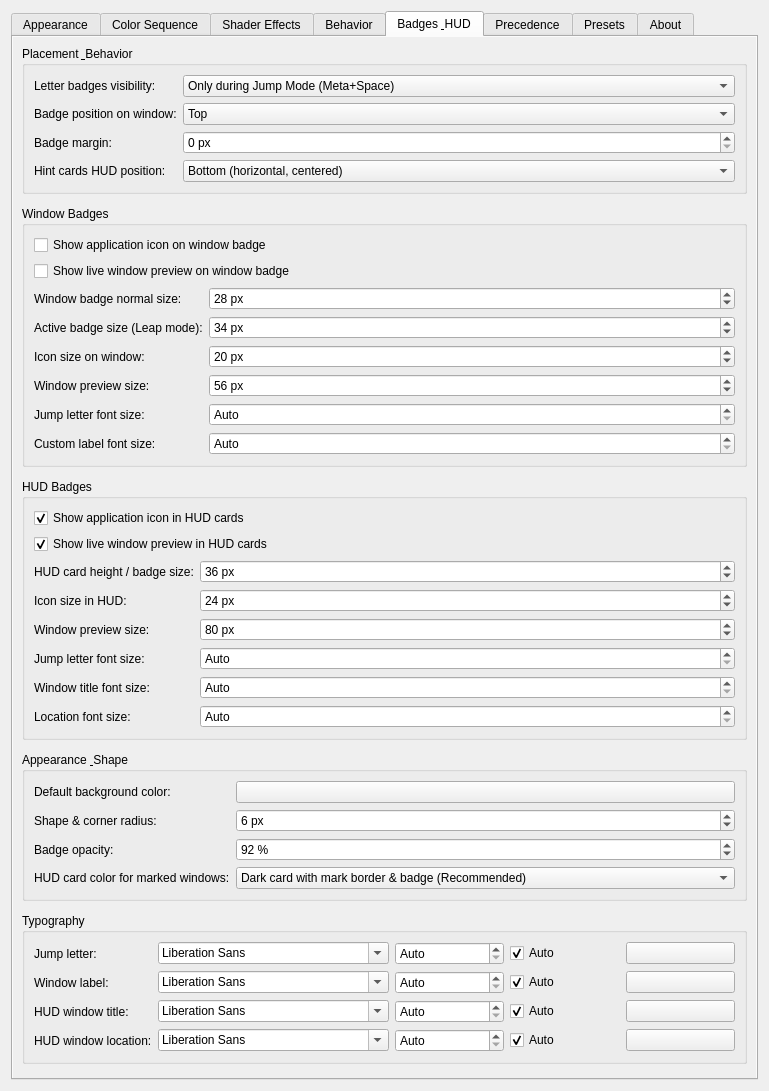
Above: activewindowoutline_config.ui from gmalinowski/LeapK before the change. Below: the same form after it.
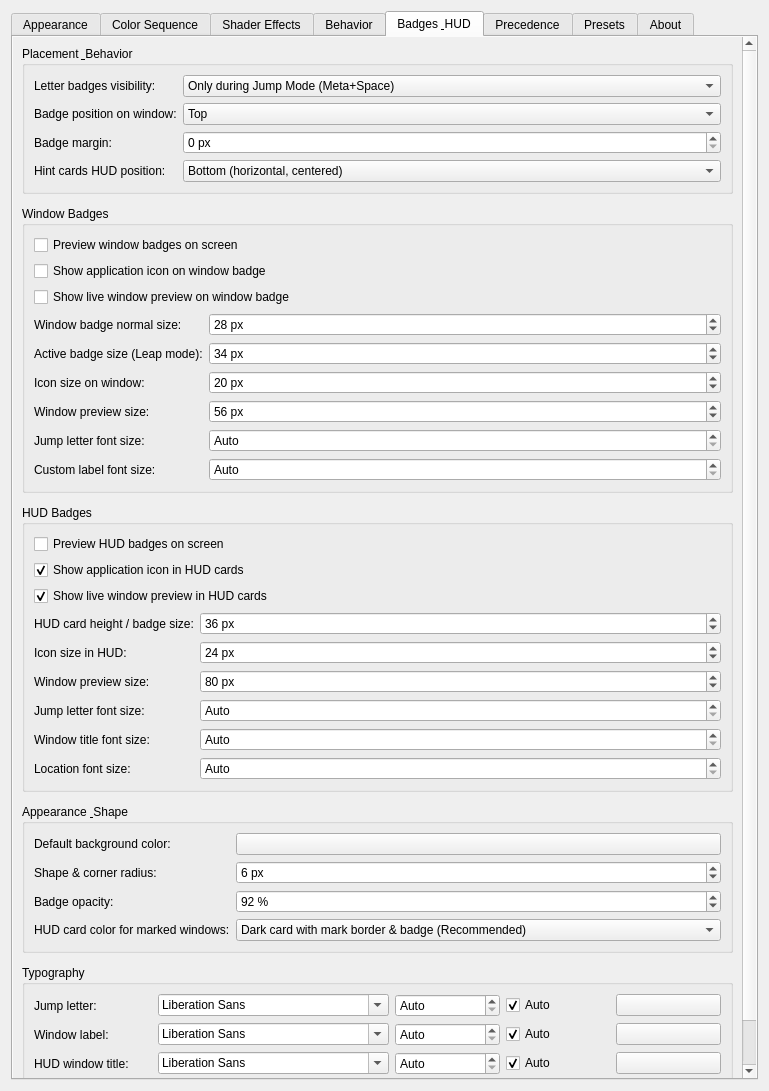
That is the form after the change. The open tabs and pages were chosen to show the change. Icons and pictures are not drawn. Custom widgets are drawn as their Qt base class.

Commit message: feat: add live on-screen preview toggle for window and HUD badges

Diff of the .ui file:
```diff
--- a/activewindowoutline_config.ui
+++ b/activewindowoutline_config.ui
@@ -1889,6 +1889,19 @@
              </property>
              <layout class="QFormLayout" name="formLayoutWindowBadges">
               <item row="0" column="0" colspan="2">
+               <widget class="QCheckBox" name="check_previewWindowBadges">
+                <property name="text">
+                 <string>Preview window badges on screen</string>
+                </property>
+                <property name="checked">
+                 <bool>false</bool>
+                </property>
+                <property name="toolTip">
+                 <string>Temporarily displays sample badges on all visible windows to preview styling changes in real time.</string>
+                </property>
+               </widget>
+              </item>
+              <item row="1" column="0" colspan="2">
                <widget class="QCheckBox" name="kcfg_BadgeWindowShowIcon">
                 <property name="text">
                  <string>Show application icon on window badge</string>
@@ -1901,7 +1914,7 @@
                 </property>
                </widget>
               </item>
-              <item row="1" column="0" colspan="2">
+              <item row="2" column="0" colspan="2">
                <widget class="QCheckBox" name="kcfg_BadgeWindowShowThumbnail">
                 <property name="text">
                  <string>Show live window preview on window badge</string>
@@ -1914,7 +1927,7 @@
                 </property>
                </widget>
               </item>
-              <item row="2" column="0">
+              <item row="3" column="0">
                <widget class="QLabel" name="label_badgeSize">
                 <property name="text">
                  <string>Window badge normal size:</string>
@@ -1924,7 +1937,7 @@
                 </property>
                </widget>
               </item>
-              <item row="2" column="1">
+              <item row="3" column="1">
                <widget class="QSpinBox" name="kcfg_BadgeSize">
                 <property name="minimum">
                  <number>16</number>
@@ -1943,7 +1956,7 @@
                 </property>
                </widget>
               </item>
-              <item row="3" column="0">
+              <item row="4" column="0">
                <widget class="QLabel" name="label_badgeJumpSize">
                 <property name="text">
                  <string>Active badge size (Leap mode):</string>
@@ -1953,7 +1966,7 @@
                 </property>
                </widget>
               </item>
-              <item row="3" column="1">
+              <item row="4" column="1">
                <widget class="QSpinBox" name="kcfg_BadgeJumpSize">
                 <property name="minimum">
                  <number>16</number>
@@ -1972,7 +1985,7 @@
                 </property>
                </widget>
               </item>
-              <item row="4" column="0">
+              <item row="5" column="0">
                <widget class="QLabel" name="label_badgeWindowIconSize">
                 <property name="text">
                  <string>Icon size on window:</string>
@@ -1982,7 +1995,7 @@
                 </property>
                </widget>
               </item>
-              <item row="4" column="1">
+              <item row="5" column="1">
                <widget class="QSpinBox" name="kcfg_BadgeWindowIconSize">
                 <property name="minimum">
                  <number>12</number>
@@ -2001,7 +2014,7 @@
                 </property>
                </widget>
               </item>
-              <item row="5" column="0">
+              <item row="6" column="0">
                <widget class="QLabel" name="label_badgeWindowThumbnailSize">
                 <property name="text">
                  <string>Window preview size:</string>
@@ -2011,7 +2024,7 @@
                 </property>
                </widget>
               </item>
-              <item row="5" column="1">
+              <item row="6" column="1">
                <widget class="QSpinBox" name="kcfg_BadgeWindowThumbnailSize">
                 <property name="minimum">
                  <number>16</number>
@@ -2030,7 +2043,7 @@
                 </property>
                </widget>
               </item>
-              <item row="6" column="0">
+              <item row="7" column="0">
                <widget class="QLabel" name="label_badgeWindowLetterFontSize">
                 <property name="text">
                  <string>Jump letter font size:</string>
@@ -2040,7 +2053,7 @@
                 </property>
                </widget>
               </item>
-              <item row="6" column="1">
+              <item row="7" column="1">
                <widget class="QSpinBox" name="kcfg_BadgeWindowLetterFontSize">
                 <property name="minimum">
                  <number>0</number>
@@ -2059,7 +2072,7 @@
                 </property>
                </widget>
               </item>
-              <item row="7" column="0">
+              <item row="8" column="0">
                <widget class="QLabel" name="label_badgeWindowLabelFontSize">
                 <property name="text">
                  <string>Custom label font size:</string>
@@ -2069,7 +2082,7 @@
                 </property>
                </widget>
               </item>
-              <item row="7" column="1">
+              <item row="8" column="1">
                <widget class="QSpinBox" name="kcfg_BadgeWindowLabelFontSize">
                 <property name="minimum">
                  <number>0</number>
@@ -2100,6 +2113,19 @@
              </property>
              <layout class="QFormLayout" name="formLayoutHudBadges">
               <item row="0" column="0" colspan="2">
+               <widget class="QCheckBox" name="check_previewHudBadges">
+                <property name="text">
+                 <string>Preview HUD badges on screen</string>
+                </property>
+                <property name="checked">
+                 <bool>false</bool>
+                </property>
+                <property name="toolTip">
+                 <string>Temporarily displays open windows in the edge HUD to preview styling changes in real time.</string>
+                </property>
+               </widget>
+              </item>
+              <item row="1" column="0" colspan="2">
                <widget class="QCheckBox" name="kcfg_BadgeHudShowIcon">
                 <property name="text">
                  <string>Show application icon in HUD cards</string>
@@ -2112,7 +2138,7 @@
                 </property>
                </widget>
               </item>
-              <item row="1" column="0" colspan="2">
+              <item row="2" column="0" colspan="2">
                <widget class="QCheckBox" name="kcfg_BadgeHudShowThumbnail">
                 <property name="text">
                  <string>Show live window preview in HUD cards</string>
@@ -2125,7 +2151,7 @@
                 </property>
                </widget>
               </item>
-              <item row="2" column="0">
+              <item row="3" column="0">
                <widget class="QLabel" name="label_badgeHudSize">
                 <property name="text">
                  <string>HUD card height / badge size:</string>
@@ -2135,7 +2161,7 @@
                 </property>
                </widget>
               </item>
-              <item row="2" column="1">
+              <item row="3" column="1">
                <widget class="QSpinBox" name="kcfg_BadgeHudSize">
                 <property name="minimum">
                  <number>24</number>
@@ -2154,7 +2180,7 @@
                 </property>
                </widget>
               </item>
-              <item row="3" column="0">
+              <item row="4" column="0">
                <widget class="QLabel" name="label_badgeHudIconSize">
                 <property name="text">
                  <string>Icon size in HUD:</string>
@@ -2164,7 +2190,7 @@
                 </property>
                </widget>
               </item>
-              <item row="3" column="1">
+              <item row="4" column="1">
                <widget class="QSpinBox" name="kcfg_BadgeHudIconSize">
                 <property name="minimum">
                  <number>12</number>
@@ -2183,7 +2209,7 @@
                 </property>
                </widget>
               </item>
-              <item row="4" column="0">
+              <item row="5" column="0">
                <widget class="QLabel" name="label_badgeHudThumbnailSize">
                 <property name="text">
                  <string>Window preview size:</string>
@@ -2193,7 +2219,7 @@
                 </property>
                </widget>
               </item>
-              <item row="4" column="1">
+              <item row="5" column="1">
                <widget class="QSpinBox" name="kcfg_BadgeHudThumbnailSize">
                 <property name="minimum">
                  <number>24</number>
@@ -2212,7 +2238,7 @@
                 </property>
                </widget>
               </item>
-              <item row="5" column="0">
+              <item row="6" column="0">
                <widget class="QLabel" name="label_badgeHudLetterFontSize">
                 <property name="text">
                  <string>Jump letter font size:</string>
@@ -2222,7 +2248,7 @@
                 </property>
                </widget>
               </item>
-              <item row="5" column="1">
+              <item row="6" column="1">
                <widget class="QSpinBox" name="kcfg_BadgeHudLetterFontSize">
                 <property name="minimum">
                  <number>0</number>
@@ -2241,7 +2267,7 @@
                 </property>
                </widget>
               </item>
-              <item row="6" column="0">
+              <item row="7" column="0">
                <widget class="QLabel" name="label_badgeHudCaptionFontSize">
                 <property name="text">
                  <string>Window title font size:</string>
@@ -2251,7 +2277,7 @@
                 </property>
                </widget>
               </item>
-              <item row="6" column="1">
+              <item row="7" column="1">
                <widget class="QSpinBox" name="kcfg_BadgeHudCaptionFontSize">
                 <property name="minimum">
                  <number>0</number>
@@ -2270,7 +2296,7 @@
                 </property>
                </widget>
               </item>
-              <item row="7" column="0">
+              <item row="8" column="0">
                <widget class="QLabel" name="label_badgeHudLocationFontSize">
                 <property name="text">
                  <string>Location font size:</string>
@@ -2280,7 +2306,7 @@
                 </property>
                </widget>
               </item>
-              <item row="7" column="1">
+              <item row="8" column="1">
                <widget class="QSpinBox" name="kcfg_BadgeHudLocationFontSize">
                 <property name="minimum">
                  <number>0</number>
```
The commit also changes 4 other files.
